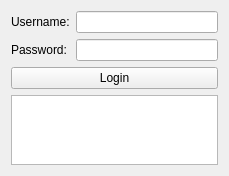
First picture: the form in NetworkRequest/loginwindow.ui, repository CodexVII/Qt, before the edit.
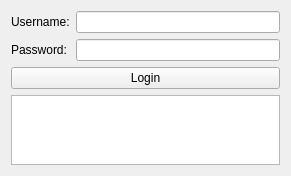
Second picture: the form after the edit.

Diff of the .ui file:
```diff
--- a/NetworkRequest/loginwindow.ui
+++ b/NetworkRequest/loginwindow.ui
@@ -6,7 +6,7 @@
    <rect>
     <x>0</x>
     <y>0</y>
-    <width>229</width>
+    <width>291</width>
     <height>174</height>
    </rect>
   </property>
```
